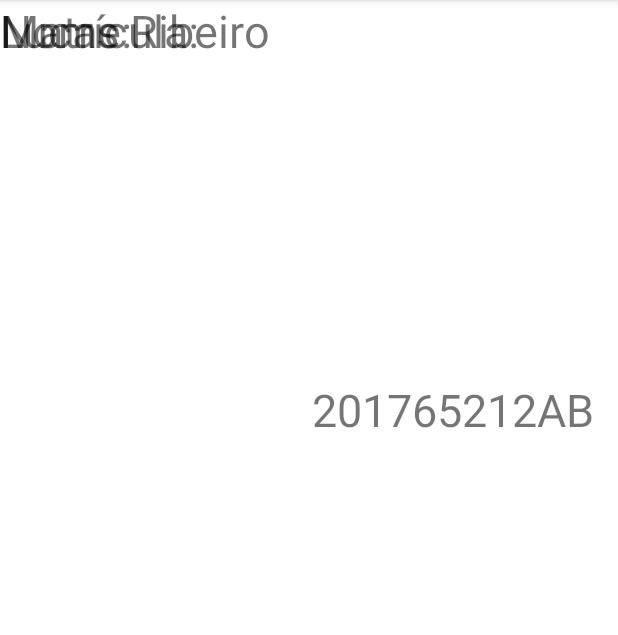
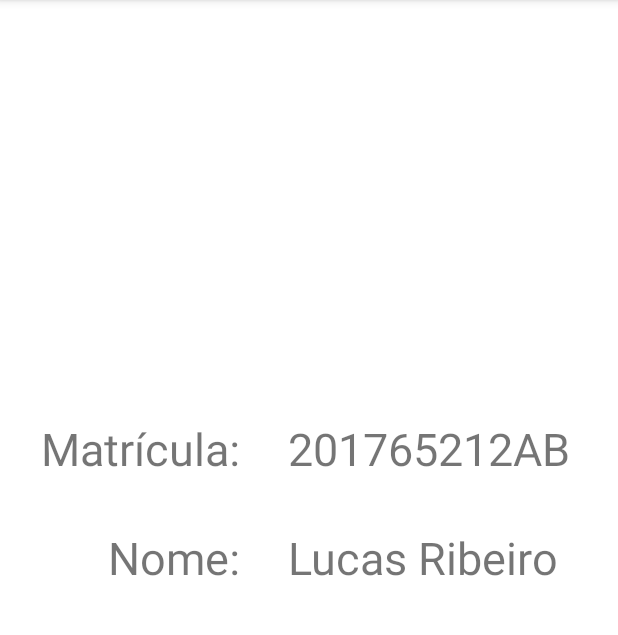
Before and after one commit to ufjf-dcc196/dcc196-2021-1er-atv1-LucasRibP, an Android app: the screen it shows after launch (MainActivity), on a phone screen of 412 x 824 dp, the part 84-719 px from its top. Run offline under Robolectric (Android 15) with nearby library versions, the phone set to English and light mode, and no system bars.

Commit message:
Corrige restrições no layout

```diff
--- a/app/src/main/res/layout/activity_main.xml
+++ b/app/src/main/res/layout/activity_main.xml
@@ -10,6 +10,7 @@
         android:id="@+id/matricula"
         android:layout_width="wrap_content"
         android:layout_height="wrap_content"
+        android:layout_marginStart="32dp"
         android:layout_marginLeft="32dp"
         android:layout_marginEnd="16dp"
         android:layout_marginRight="16dp"
@@ -17,20 +18,22 @@
         android:textSize="30sp"
         app:layout_constraintBottom_toBottomOf="parent"
         app:layout_constraintEnd_toEndOf="parent"
-        app:layout_constraintHorizontal_bias="0.915"
+        app:layout_constraintHorizontal_bias="0.0"
         app:layout_constraintLeft_toLeftOf="parent"
         app:layout_constraintRight_toRightOf="parent"
-        app:layout_constraintTop_toTopOf="parent"
-        app:layout_constraintVertical_bias="0.347" />
+        app:layout_constraintStart_toEndOf="@+id/textView1"
+        app:layout_constraintTop_toTopOf="@+id/textView1"
+        app:layout_constraintVertical_bias="0.0" />
 
     <TextView
         android:id="@+id/textView3"
         android:layout_width="wrap_content"
         android:layout_height="wrap_content"
+        android:layout_marginTop="32dp"
         android:text="Lucas Ribeiro"
         android:textSize="30sp"
-        tools:layout_editor_absoluteX="206dp"
-        tools:layout_editor_absoluteY="335dp" />
+        app:layout_constraintStart_toStartOf="@+id/matricula"
+        app:layout_constraintTop_toBottomOf="@+id/matricula" />
 
     <TextView
         android:id="@+id/textView1"
@@ -38,16 +41,21 @@
         android:layout_height="wrap_content"
         android:text="Matrícula:"
         android:textSize="30sp"
-        tools:layout_editor_absoluteX="45dp"
-        tools:layout_editor_absoluteY="240dp" />
+        app:layout_constraintBottom_toBottomOf="parent"
+        app:layout_constraintEnd_toEndOf="parent"
+        app:layout_constraintHorizontal_bias="0.097"
+        app:layout_constraintStart_toStartOf="parent"
+        app:layout_constraintTop_toTopOf="parent"
+        app:layout_constraintVertical_bias="0.383" />
 
     <TextView
         android:id="@+id/textView2"
         android:layout_width="wrap_content"
         android:layout_height="wrap_content"
+        android:layout_marginTop="32dp"
         android:text="Nome:"
         android:textSize="30sp"
-        tools:layout_editor_absoluteX="91dp"
-        tools:layout_editor_absoluteY="335dp" />
+        app:layout_constraintEnd_toEndOf="@+id/textView1"
+        app:layout_constraintTop_toBottomOf="@+id/textView1" />
 
 </androidx.constraintlayout.widget.ConstraintLayout>
```
